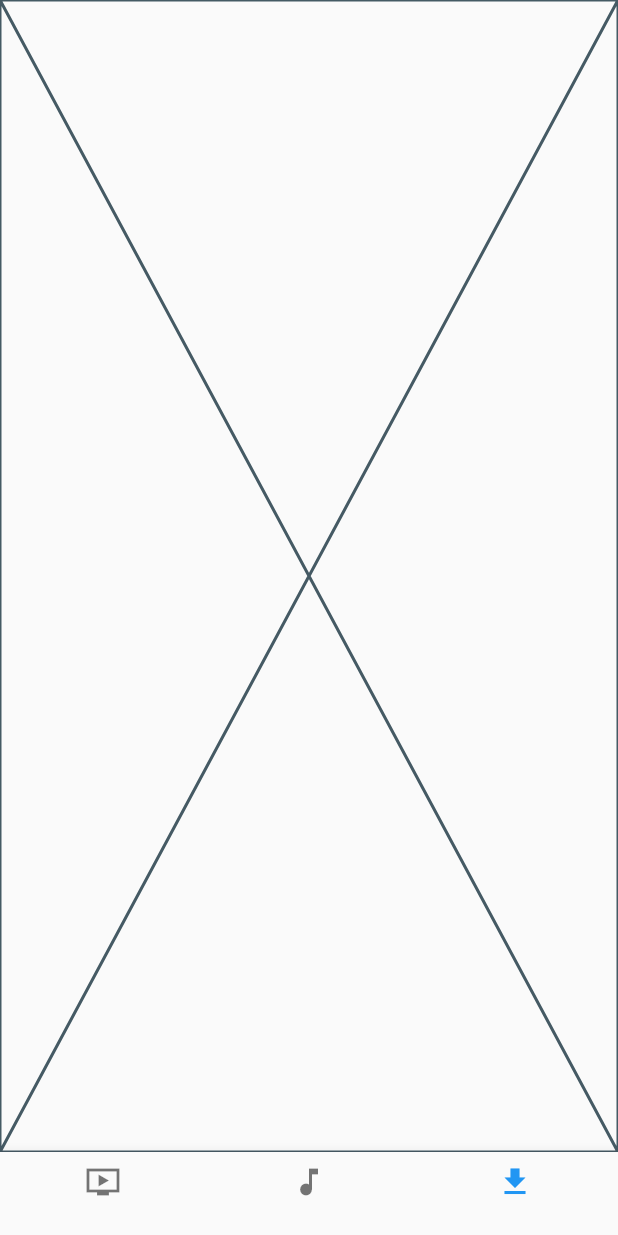
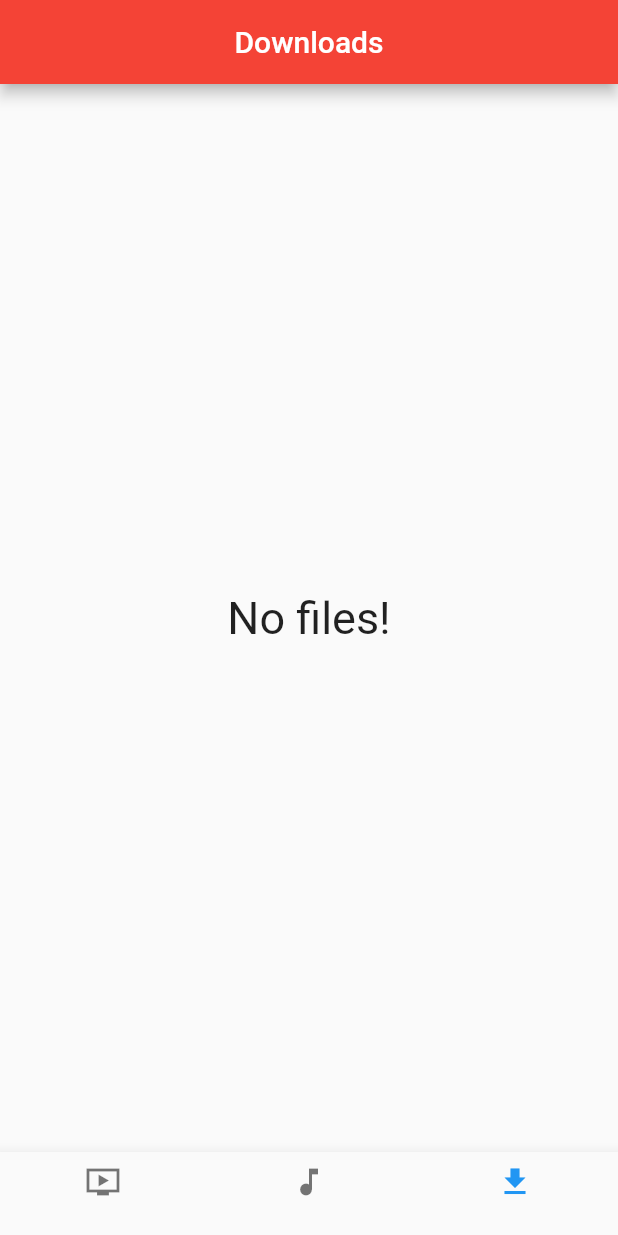
Before and after one commit to JeremyGashu/video_stream_test, a Flutter app: the screen it shows after launch, item 3 of the bottom bar chosen, on a phone screen of 412 x 824 dp. Run offline on Flutter 3.47's test engine with Material 2 defaults, Android fonts, the phone set to English and light mode, and no system bars; our stand-ins replace video_player; missing offline and left inert: aes_crypt, flutter_hls_parser.

Commit message:
download and encrypt and delete file is added

```diff
--- /dev/null
+++ b/lib/play_from_file.dart
@@ -0,0 +1,70 @@
+import 'dart:async';
+import 'dart:io';
+
+import 'package:flutter/material.dart';
+import 'package:path_provider/path_provider.dart';
+
+class FromFile extends StatefulWidget {
+  @override
+  _FromFileState createState() => _FromFileState();
+}
+
+class _FromFileState extends State<FromFile> {
+  @override
+  Widget build(BuildContext context) {
+    return SafeArea(
+      child: Scaffold(
+        appBar: AppBar(
+          title: Text('Downloads'),
+          centerTitle: true,
+        ),
+        body: FutureBuilder(
+            future: _getDownloadedFiles(context),
+            builder: (_, snapshot) {
+              List<File> files = [];
+              // if (snapshot.hasData) {
+              //   (snapshot.data as List).forEach((file) {
+              //     if (file.path.split('.').last.equals('ts')) {
+              //       files.add(file);
+              //       //use it to display
+              //     }
+              //   });
+              //   print(snapshot.data[0].path.split('.').last);
+              //   print(snapshot.data);
+              // }
+              return snapshot.hasData
+                  ? snapshot.data.length > 0
+                      ? Text('List of files')
+                      : Center(
+                          child: Text(
+                            'No files!',
+                            style: TextStyle(
+                              fontSize: 30,
+                            ),
+                          ),
+                        )
+                  : Center(
+                      child: CircularProgressIndicator(),
+                    );
+            }),
+      ),
+    );
+  }
+}
+
+Future<String> _localFilePath() async {
+  String dir = (Platform.isAndroid
+          ? await getExternalStorageDirectory()
+          : await getApplicationDocumentsDirectory())
+      .path;
+  return dir;
+}
+
+Future<List<FileSystemEntity>> _getDownloadedFiles(BuildContext context) async {
+  final directory = Theme.of(context).platform == TargetPlatform.android
+      ? await getExternalStorageDirectory()
+      : await getApplicationDocumentsDirectory();
+  var files = directory.listSync();
+
+  return files;
+}
```
Also changed, not shown: lib/local_video_player.dart (added, +60 -0 lines), lib/main.dart (+3 -35 lines), lib/watch_video.dart (+43 -4 lines).
